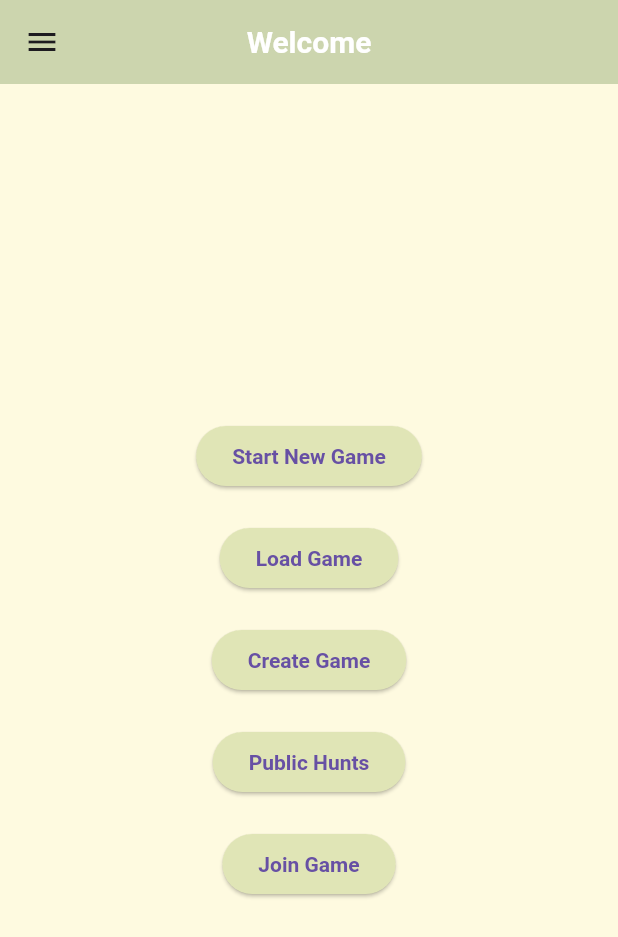
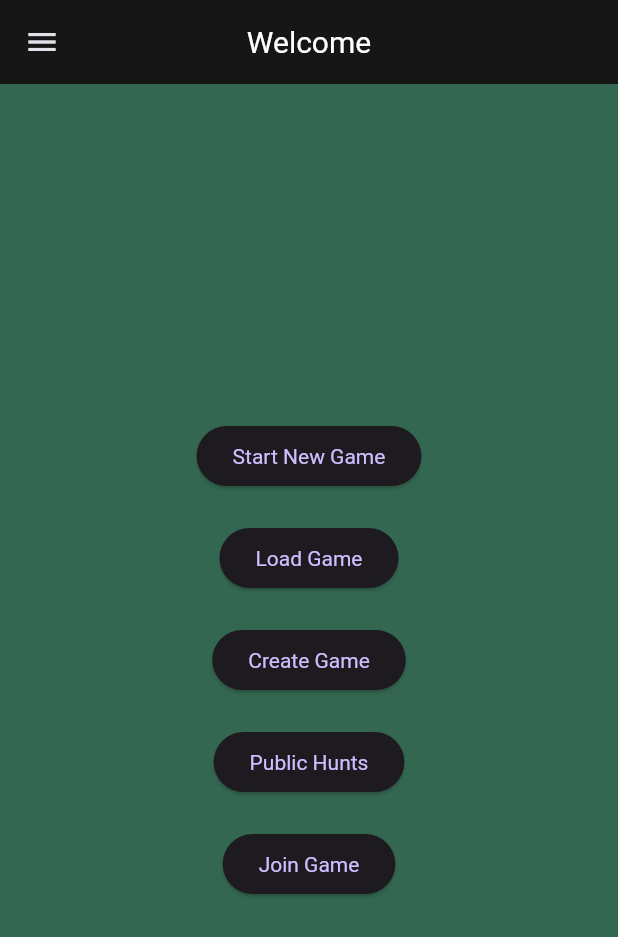
Before and after one commit to Sumanth1997/GemAI_Dev, a Flutter app: the screen it shows once a user with an empty profile is signed in, on a phone screen of 412 x 824 dp. Shown: the top 937 px of the screen. Run offline on Flutter 3.47's test engine with Material 3 defaults, Android fonts, the light colour scheme and no system bars; our stand-ins replace card_swiper, cloud_firestore, confetti, firebase_auth, firebase_core, firebase_storage and 11 more; missing offline and left inert: firebase_ui_auth, firebase_ui_oauth_google, maps_launcher; accounts and stored records are empty; generated files the repository leaves out were written again.

Commit message:
Theme fix

```diff
--- a/scavhunt/lib/Pages/new_game.dart
+++ b/scavhunt/lib/Pages/new_game.dart
@@ -98,7 +98,7 @@ class _NewGameState extends State<NewGame> {
                         color: _isDarkMode ? Colors.black : Colors.white,
                       ),
                     ),
-                    backgroundColor: _isDarkMode ? Colors.black : Colors.white,
+                    // backgroundColor: _isDarkMode ? Colors.black : Colors.white,
                     content: Column(
                       mainAxisSize: MainAxisSize.min,
                       children: [
--- a/scavhunt/lib/Pages/theme.dart
+++ b/scavhunt/lib/Pages/theme.dart
@@ -49,6 +49,7 @@ class ThemeProvider extends ChangeNotifier {
         borderRadius: BorderRadius.circular(10), // Customize card border radius
       ),
     ),
+    dialogBackgroundColor: Color(0xFFCCD5AE),
     // ... other light theme customizations
   );
 
@@ -92,11 +93,11 @@ class ThemeProvider extends ChangeNotifier {
         borderRadius: BorderRadius.circular(10), // Customize card border radius
       ),
     ),
-
+    dialogBackgroundColor: Color(0xFFCCD5AE),
     // ... other dark theme customizations
   );
 
-  ThemeData get currentTheme => _isDarkMode ? darkTheme : lightTheme;
+  ThemeData get currentTheme => _isDarkMode ? lightTheme: darkTheme;
 
   void toggleTheme() {
     _isDarkMode = !_isDarkMode;
```
